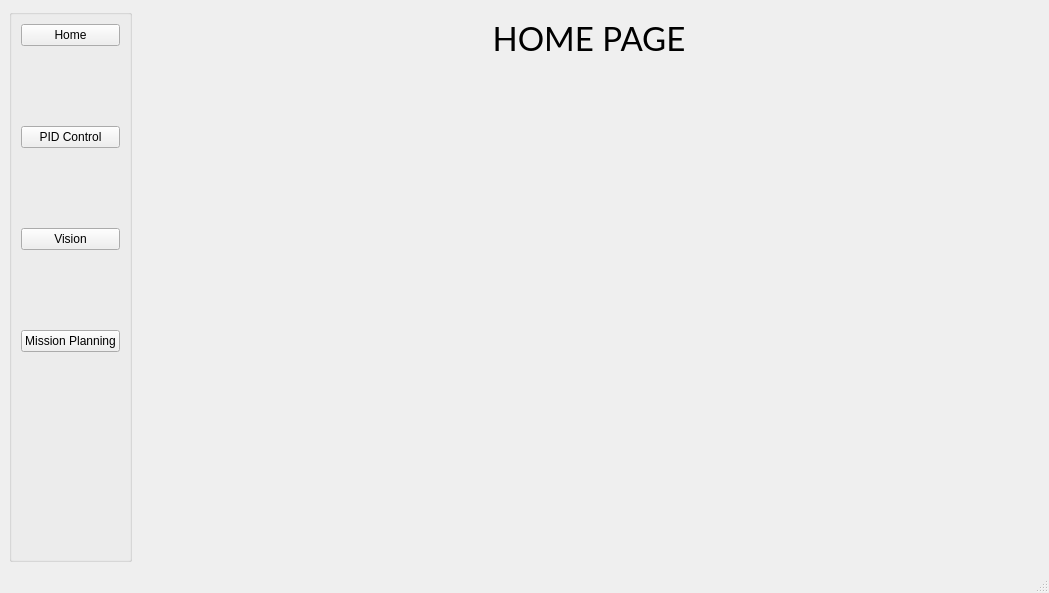
First picture: the form in ui/mainwindow.ui, repository ayuyamo/gui-robot, before the edit.
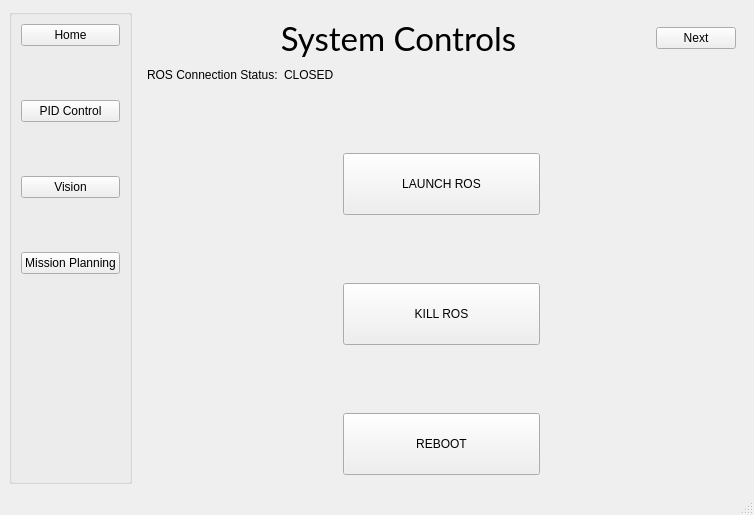
Second picture: the form after the edit.

Commit message: add second page to mainwindow, delete unused ui

What changed in the file:
```diff
--- a/ui/mainwindow.ui
+++ b/ui/mainwindow.ui
@@ -6,15 +6,15 @@
    <rect>
     <x>0</x>
     <y>0</y>
-    <width>1049</width>
-    <height>593</height>
+    <width>754</width>
+    <height>515</height>
    </rect>
   </property>
   <property name="windowTitle">
    <string>MainWindow</string>
   </property>
   <widget class="QWidget" name="centralwidget">
-   <layout class="QGridLayout" name="gridLayout_3">
+   <layout class="QGridLayout" name="gridLayout_2">
     <item row="0" column="0">
      <widget class="QGroupBox" name="groupBox">
       <property name="minimumSize">
@@ -128,26 +128,74 @@
        <number>0</number>
       </property>
       <widget class="QWidget" name="page">
-       <layout class="QGridLayout" name="gridLayout_2">
+       <layout class="QGridLayout" name="gridLayout_3">
         <item row="0" column="0">
-         <widget class="QLabel" name="label_2">
-          <property name="font">
-           <font>
-            <family>Lato</family>
-            <pointsize>25</pointsize>
-            <weight>50</weight>
-            <bold>false</bold>
-           </font>
-          </property>
-          <property name="text">
-           <string>HOME PAGE</string>
-          </property>
-          <property name="alignment">
-           <set>Qt::AlignCenter</set>
-          </property>
-         </widget>
+         <layout class="QHBoxLayout" name="horizontalLayout_2">
+          <item>
+           <widget class="QLabel" name="label_2">
+            <property name="font">
+             <font>
+              <family>Lato</family>
+              <pointsize>25</pointsize>
+              <weight>50</weight>
+              <bold>false</bold>
+             </font>
+            </property>
+            <property name="text">
+             <string>System Controls</string>
+            </property>
+            <property name="alignment">
+             <set>Qt::AlignCenter</set>
+            </property>
+           </widget>
+          </item>
+          <item>
+           <widget class="QPushButton" name="home_2">
+            <property name="sizePolicy">
+             <sizepolicy hsizetype="Fixed" vsizetype="Fixed">
+              <horstretch>0</horstretch>
+              <verstretch>0</verstretch>
+             </sizepolicy>
+            </property>
+            <property name="text">
+             <string>Next</string>
+            </property>
+           </widget>
+          </item>
+         </layout>
         </item>
         <item row="1" column="0">
+         <layout class="QHBoxLayout" name="horizontalLayout">
+          <item>
+           <widget class="QLabel" name="label">
+            <property name="text">
+             <string>ROS Connection Status:</string>
+            </property>
+           </widget>
+          </item>
+          <item>
+           <widget class="QLabel" name="label_3">
+            <property name="text">
+             <string>CLOSED</string>
+            </property>
+           </widget>
+          </item>
+          <item>
+           <spacer name="horizontalSpacer">
+            <property name="orientation">
+             <enum>Qt::Horizontal</enum>
+            </property>
+            <property name="sizeHint" stdset="0">
+             <size>
+              <width>40</width>
+              <height>20</height>
+             </size>
+            </property>
+           </spacer>
+          </item>
+         </layout>
+        </item>
+        <item row="2" column="0">
          <spacer name="verticalSpacer_5">
           <property name="orientation">
            <enum>Qt::Vertical</enum>
@@ -155,11 +203,184 @@
           <property name="sizeHint" stdset="0">
            <size>
             <width>20</width>
-            <height>470</height>
+            <height>53</height>
            </size>
           </property>
          </spacer>
         </item>
+        <item row="3" column="0">
+         <layout class="QHBoxLayout" name="horizontalLayout_3">
+          <item>
+           <spacer name="horizontalSpacer_2">
+            <property name="orientation">
+             <enum>Qt::Horizontal</enum>
+            </property>
+            <property name="sizeType">
+             <enum>QSizePolicy::MinimumExpanding</enum>
+            </property>
+            <property name="sizeHint" stdset="0">
+             <size>
+              <width>40</width>
+              <height>20</height>
+             </size>
+            </property>
+           </spacer>
+          </item>
+          <item>
+           <widget class="QPushButton" name="pushButton_3">
+            <property name="sizePolicy">
+             <sizepolicy hsizetype="Expanding" vsizetype="Expanding">
+              <horstretch>0</horstretch>
+              <verstretch>0</verstretch>
+             </sizepolicy>
+            </property>
+            <property name="text">
+             <string>LAUNCH ROS</string>
+            </property>
+           </widget>
+          </item>
+          <item>
+           <spacer name="horizontalSpacer_3">
+            <property name="orientation">
+             <enum>Qt::Horizontal</enum>
+            </property>
+            <property name="sizeType">
+             <enum>QSizePolicy::MinimumExpanding</enum>
+            </property>
+            <property name="sizeHint" stdset="0">
+             <size>
+              <width>40</width>
+              <height>20</height>
+             </size>
+            </property>
+           </spacer>
+          </item>
+         </layout>
+        </item>
+        <item row="4" column="0">
+         <spacer name="verticalSpacer_7">
+          <property name="orientation">
+           <enum>Qt::Vertical</enum>
+          </property>
+          <property name="sizeHint" stdset="0">
+           <size>
+            <width>20</width>
+            <height>52</height>
+           </size>
+          </property>
+         </spacer>
+        </item>
+        <item row="5" column="0">
+         <layout class="QHBoxLayout" name="horizontalLayout_4">
+          <item>
+           <spacer name="horizontalSpacer_4">
+            <property name="orientation">
+             <enum>Qt::Horizontal</enum>
+            </property>
+            <property name="sizeType">
+             <enum>QSizePolicy::MinimumExpanding</enum>
+            </property>
+            <property name="sizeHint" stdset="0">
+             <size>
+              <width>40</width>
+              <height>20</height>
+             </size>
+            </property>
+           </spacer>
+          </item>
+          <item>
+           <widget class="QPushButton" name="pushButton_2">
+            <property name="sizePolicy">
+             <sizepolicy hsizetype="Expanding" vsizetype="Expanding">
+              <horstretch>0</horstretch>
+              <verstretch>0</verstretch>
+             </sizepolicy>
+            </property>
+            <property name="text">
+             <string>KILL ROS</string>
+            </property>
+           </widget>
+          </item>
+          <item>
+           <spacer name="horizontalSpacer_5">
+            <property name="orientation">
+             <enum>Qt::Horizontal</enum>
+            </property>
+            <property name="sizeType">
+             <enum>QSizePolicy::MinimumExpanding</enum>
+            </property>
+            <property name="sizeHint" stdset="0">
+             <size>
+              <width>40</width>
+              <height>20</height>
+             </size>
+            </property>
+           </spacer>
+          </item>
+         </layout>
+        </item>
+        <item row="6" column="0">
+         <spacer name="verticalSpacer_6">
+          <property name="orientation">
+           <enum>Qt::Vertical</enum>
+          </property>
+          <property name="sizeHint" stdset="0">
+           <size>
+            <width>20</width>
+            <height>53</height>
+           </size>
+          </property>
+         </spacer>
+        </item>
+        <item row="7" column="0">
+         <layout class="QHBoxLayout" name="horizontalLayout_5">
+          <item>
+           <spacer name="horizontalSpacer_6">
+            <property name="orientation">
+             <enum>Qt::Horizontal</enum>
+            </property>
+            <property name="sizeType">
+             <enum>QSizePolicy::MinimumExpanding</enum>
+            </property>
+            <property name="sizeHint" stdset="0">
+             <size>
+              <width>40</width>
+              <height>20</height>
+             </size>
+            </property>
+           </spacer>
+          </item>
+          <item>
+           <widget class="QPushButton" name="pushButton">
+            <property name="sizePolicy">
+             <sizepolicy hsizetype="Expanding" vsizetype="Expanding">
+              <horstretch>0</horstretch>
+              <verstretch>0</verstretch>
+             </sizepolicy>
+            </property>
+            <property name="text">
+             <string>REBOOT</string>
+            </property>
+           </widget>
+          </item>
+          <item>
+           <spacer name="horizontalSpacer_7">
+            <property name="orientation">
+             <enum>Qt::Horizontal</enum>
+            </property>
+            <property name="sizeType">
+             <enum>QSizePolicy::MinimumExpanding</enum>
+            </property>
+            <property name="sizeHint" stdset="0">
+             <size>
+              <width>40</width>
+              <height>20</height>
+             </size>
+            </property>
+           </spacer>
+          </item>
+         </layout>
+        </item>
        </layout>
       </widget>
       <widget class="QWidget" name="page_2"/>
```
Left out of the diff: 150 changed lines with no effect on the pictures. The commit also changes 3 other files.
